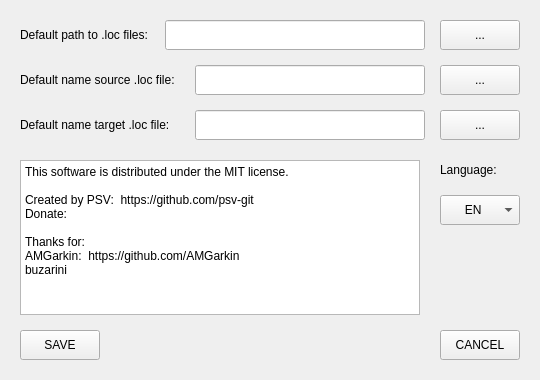
First picture: the form in src/Forms/SettingsWindow.ui, repository psv-git/BDOLang, before the edit.
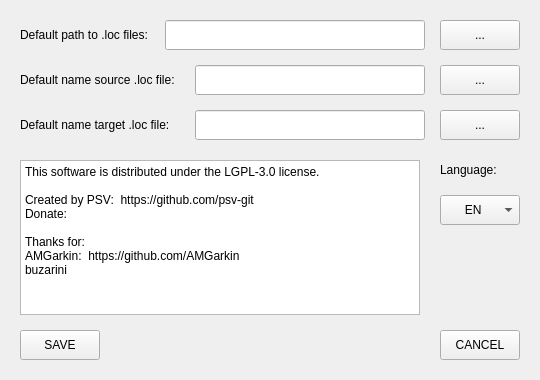
Second picture: the form after the edit. Custom widgets are drawn as their Qt base class.

What changed in the file:
```diff
--- a/src/Forms/SettingsWindow.ui
+++ b/src/Forms/SettingsWindow.ui
@@ -152,7 +152,7 @@
     <bool>true</bool>
    </property>
    <property name="plainText">
-    <string>This software is distributed under the MIT license.
+    <string>This software is distributed under the LGPL-3.0 license.
 
 Created by PSV:  https://github.com/psv-git
 Donate: 
```
